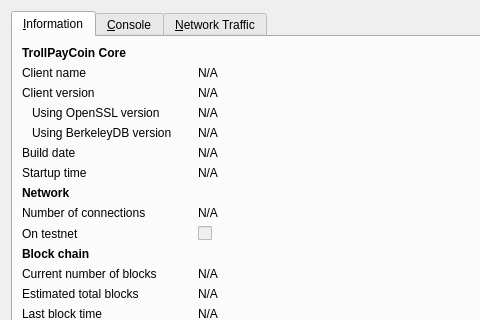
Qt form src/qt/forms/rpcconsole.ui (EpyxZ/TrollPayCoin) before a commit; both pictures show x 0 to 480 and y 0 to 320 of the 740 by 450 pixel window.
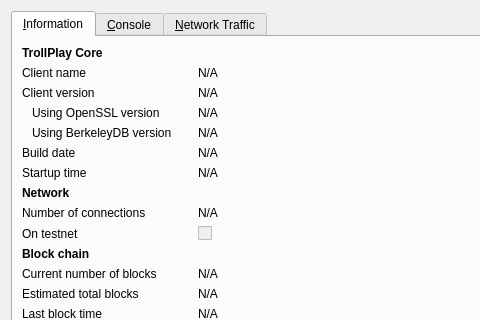
The same form after that commit. Icons and pictures are not drawn. Custom widgets are drawn as their Qt base class.

```diff
--- a/src/qt/forms/rpcconsole.ui
+++ b/src/qt/forms/rpcconsole.ui
@@ -380,7 +380,7 @@
           </font>
          </property>
          <property name="text">
-          <string>TrollPayCoin Core</string>
+          <string>TrollPlay Core</string>
          </property>
         </widget>
        </item>
```
Left out of the diff: 8 changed lines with no effect on the pictures.
